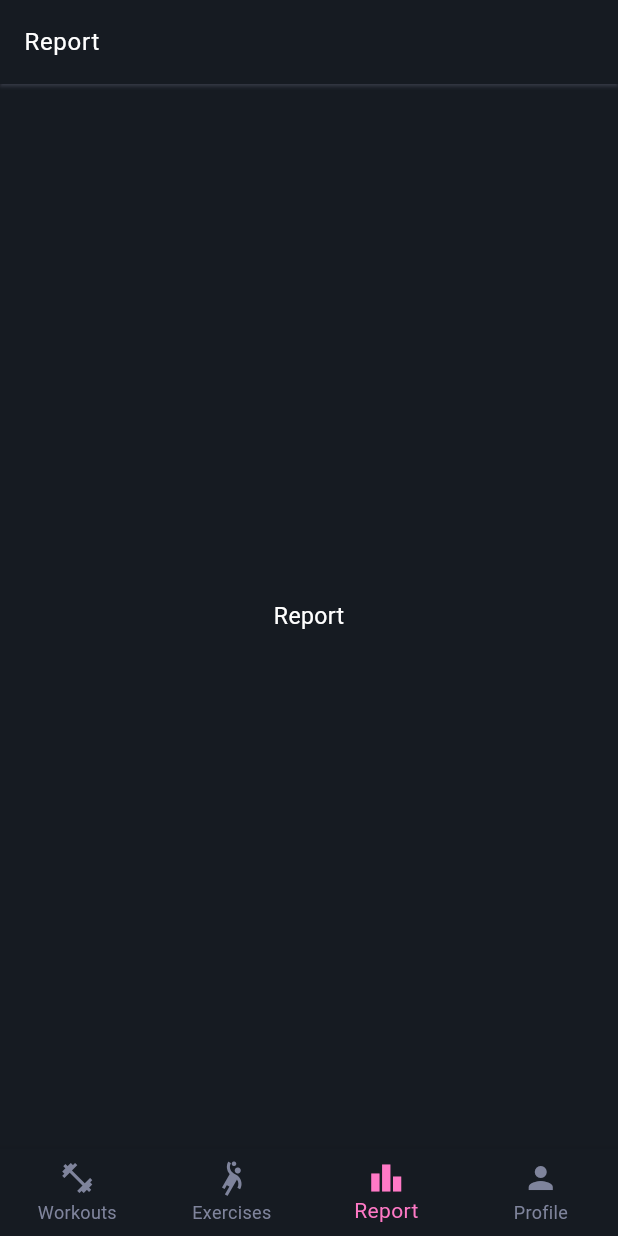
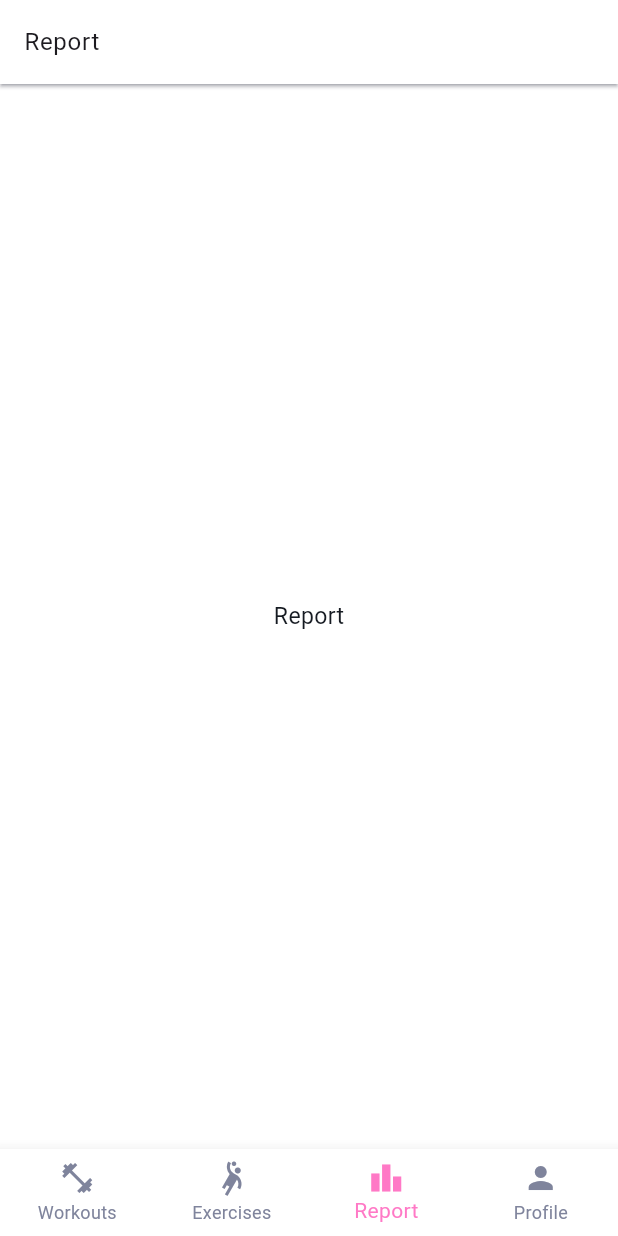
Before and after one commit to baguilar6174/flutter-gimnario-app, a Flutter app: the screen it shows after launch, item 3 of the bottom bar chosen, on a phone screen of 412 x 824 dp. Run offline on Flutter 3.47's test engine with Material 3 defaults, Android fonts, the phone set to English and light mode, and no system bars; our stand-ins replace flutter_bloc, flutter_screenutil, freezed_annotation, get_it, go_router; generated files the repository leaves out were written again; statements that could not run were skipped.

Commit message:
✨  feat: Create profile cubit to handle language and theme

```diff
--- /dev/null
+++ b/lib/features/profile/presentation/cubit/cubit.dart
@@ -0,0 +1 @@
+export 'profile_cubit.dart';
--- /dev/null
+++ b/lib/features/profile/presentation/cubit/profile_cubit.dart
@@ -0,0 +1,35 @@
+import 'package:flutter/material.dart';
+import 'package:flutter_bloc/flutter_bloc.dart';
+import 'package:freezed_annotation/freezed_annotation.dart';
+
+part 'profile_state.dart';
+part 'profile_cubit.freezed.dart';
+
+class ProfileCubit extends Cubit<ProfileState> {
+  ProfileCubit() : super(ProfileState(lang: 'en'));
+
+  void updateTheme(ActiveTheme activeTheme) {
+    emit(
+      ProfileState(activeTheme: activeTheme),
+    );
+  }
+
+  void updateLanguage(String type) {
+    emit(
+      ProfileState(lang: type, activeTheme: getActiveTheme()),
+    );
+  }
+
+  ActiveTheme getActiveTheme() {
+    final activeTheme = ActiveTheme.values.singleWhere(
+      (element) => element.name == (ActiveTheme.system.name),
+    );
+    emit(
+      ProfileState(
+        activeTheme: activeTheme,
+        lang: "en",
+      ),
+    );
+    return activeTheme;
+  }
+}
--- /dev/null
+++ b/lib/features/profile/presentation/cubit/profile_state.dart
@@ -0,0 +1,18 @@
+part of 'profile_cubit.dart';
+
+enum ActiveTheme {
+  light(ThemeMode.light),
+  dark(ThemeMode.dark),
+  system(ThemeMode.system);
+
+  final ThemeMode mode;
+  const ActiveTheme(this.mode);
+}
+
+@freezed
+class ProfileState with _$ProfileState {
+  const factory ProfileState({
+    String? lang,
+    @Default(ActiveTheme.light) ActiveTheme activeTheme,
+  }) = _ProfileState;
+}
--- a/lib/features/profile/presentation/presentation.dart
+++ b/lib/features/profile/presentation/presentation.dart
@@ -1 +1,2 @@
 export 'pages/pages.dart';
+export 'cubit/cubit.dart';
--- a/lib/gimnario_app.dart
+++ b/lib/gimnario_app.dart
@@ -1,8 +1,10 @@
 import 'package:flutter/material.dart';
 import 'package:flutter/services.dart';
+import 'package:flutter_bloc/flutter_bloc.dart';
 import 'package:flutter_localizations/flutter_localizations.dart';
 import 'package:flutter_screenutil/flutter_screenutil.dart';
 
+import 'package:flutter_gimnario_app/dependencies_injection.dart';
 import 'package:flutter_gimnario_app/core/core.dart';
 import 'package:flutter_gimnario_app/features/features.dart';
 
@@ -18,11 +20,17 @@ class GimnarioApp extends StatelessWidget {
       ),
     );
 
-    return ScreenUtilInit(
+    return MultiBlocProvider(
+      providers: [
+        BlocProvider(create: (_) => sl<ProfileCubit>()..getActiveTheme()),
+      ],
+      child: ScreenUtilInit(
         designSize: const Size(375, 667),
         minTextAdapt: true,
         splitScreenMode: true,
         builder: (context, __) {
+          return BlocBuilder<ProfileCubit, ProfileState>(
+            builder: (_, data) {
               return MaterialApp.router(
                 routerConfig: appRouter,
                 localizationsDelegates: const [
@@ -45,11 +53,14 @@ class GimnarioApp extends StatelessWidget {
                 title: Constants.get.appName,
                 theme: themeLight(context),
                 darkTheme: themeDark(context),
-          locale: Locale("en"),
+                locale: Locale(data.lang ?? "en"),
                 supportedLocales: L10n.all,
-          themeMode: ThemeMode.dark,
+                themeMode: data.activeTheme.mode,
               );
             },
           );
+        },
+      ),
+    );
   }
 }
--- a/lib/main.dart
+++ b/lib/main.dart
@@ -3,6 +3,7 @@ import 'dart:async';
 import 'package:flutter/material.dart';
 import 'package:flutter/services.dart';
 
+import 'package:flutter_gimnario_app/dependencies_injection.dart';
 import 'package:flutter_gimnario_app/gimnario_app.dart';
 
 void main() {
@@ -10,6 +11,10 @@ void main() {
     /// Lock device orientation to portrait
     () async {
       WidgetsFlutterBinding.ensureInitialized();
+
+      /// Register Service locator
+      await serviceLocator();
+
       return SystemChrome.setPreferredOrientations(
         [
           DeviceOrientation.portraitUp,
```
Also changed, not shown: lib/dependencies_injection.dart (added, +13 -0 lines), lib/features/profile/presentation/bloc/bloc.dart (deleted), lib/features/profile/presentation/cubit/profile_cubit.freezed.dart (added). Lines whose indentation alone changed are shown as unchanged.
